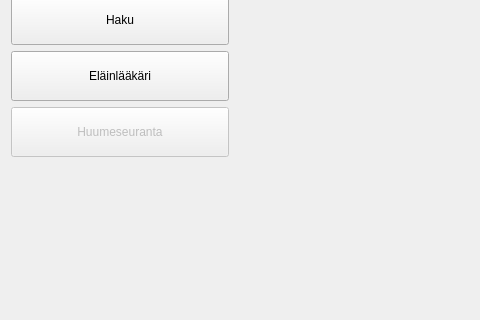
Above: uipy/ui_mainmenu.ui from mape90/VetApp before the change; both pictures show x 0 to 480 and y 184 to 504 of the 1114 by 714 pixel window. Below: the same form after it.
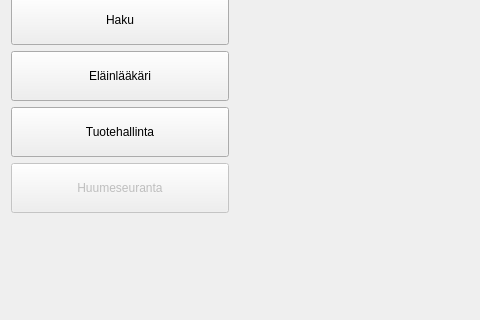
That is the form after the change.

Patch:
```diff
--- a/uipy/ui_mainmenu.ui
+++ b/uipy/ui_mainmenu.ui
@@ -13,7 +13,7 @@
   <property name="windowTitle">
    <string>Form</string>
   </property>
-  <layout class="QVBoxLayout" name="verticalLayout_2">
+  <layout class="QHBoxLayout" name="horizontalLayout_2">
    <item>
     <layout class="QHBoxLayout" name="horizontalLayout" stretch="1,4">
      <item>
@@ -89,6 +89,19 @@
          </property>
         </widget>
        </item>
+       <item>
+        <widget class="QPushButton" name="itemcreator_button">
+         <property name="minimumSize">
+          <size>
+           <width>0</width>
+           <height>50</height>
+          </size>
+         </property>
+         <property name="text">
+          <string>Tuotehallinta</string>
+         </property>
+        </widget>
+       </item>
        <item>
         <widget class="QPushButton" name="drugButton">
          <property name="enabled">
```
